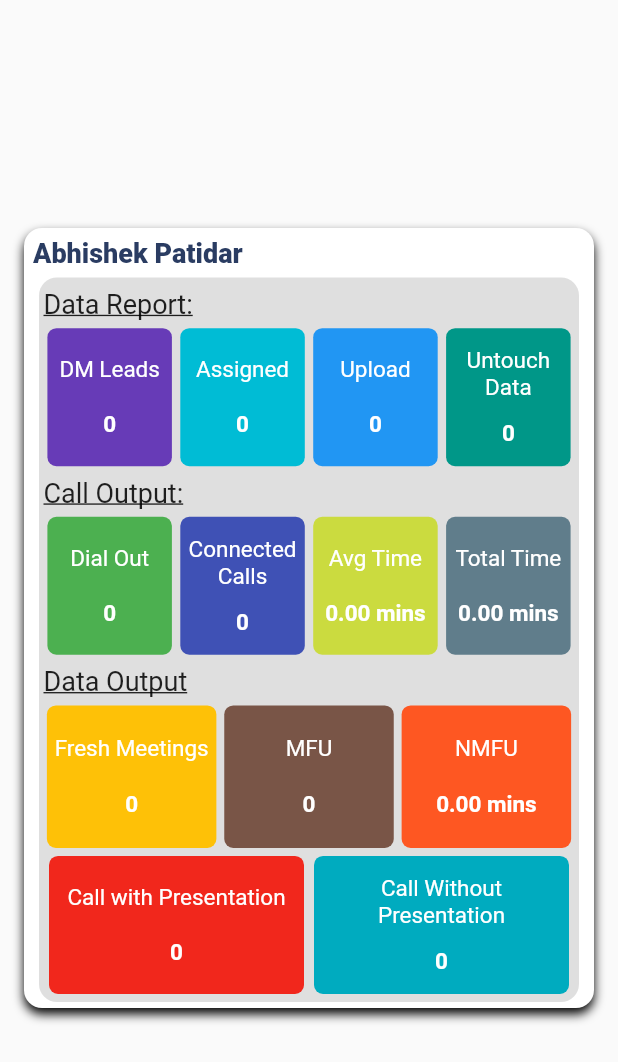
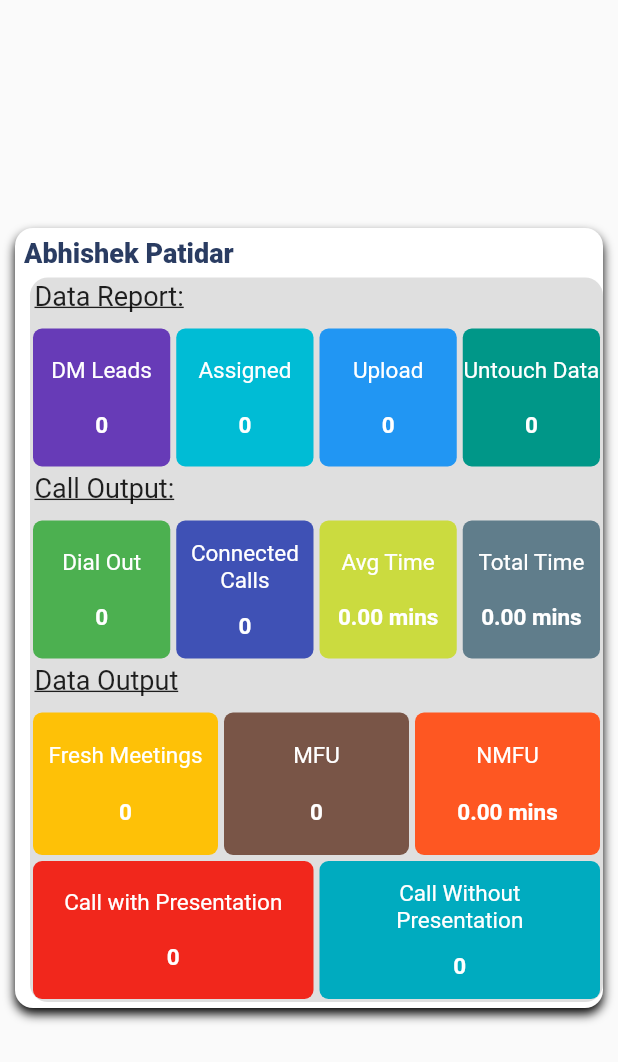
Before and after one commit to Awaizkazi/shopx, a Flutter app: the screen it shows after launch, on a phone screen of 412 x 824 dp. Shown: the top 1062 px of the screen. Run offline on Flutter 3.47's test engine with Material 2 defaults, Android fonts, the phone set to English and light mode, and no system bars; our stand-ins replace get, responsive_framework.

Commit message:
App responsive using wrap with Expanded widget

```diff
--- a/lib/GETX/report_card.dart
+++ b/lib/GETX/report_card_container.dart
@@ -1,8 +1,7 @@
-
 import 'package:flutter/material.dart';
 
-class Ex extends StatelessWidget {
-  const Ex({super.key});
+class ReportCardContainer extends StatelessWidget {
+  const ReportCardContainer({super.key});
 
   @override
   Widget build(BuildContext context) {
@@ -10,19 +9,21 @@ class Ex extends StatelessWidget {
       child: Scaffold(
         body: Center(
           child: Container(
-            width: 380,
+            margin: EdgeInsets.all(10),
+            width: double.infinity,
             height: 520,
             decoration: BoxDecoration(
               borderRadius: BorderRadius.circular(12),
               color: Colors.white,
               boxShadow: [
                 BoxShadow(
-                    color: Colors.black, blurRadius: 5.0, offset: Offset(0, 4)),
+                    color: Colors.black,
+                    blurRadius: 5.0,
+                    offset: Offset(0, 4)),
               ],
             ),
             child: Column(
               crossAxisAlignment: CrossAxisAlignment.start,
-              // mainAxisAlignment: MainAxisAlignment.spaceEvenly,
               children: [
                 Padding(
                   padding: const EdgeInsets.all(6.0),
@@ -40,7 +41,7 @@ class Ex extends StatelessWidget {
                     left: 10,
                   ),
                   child: Container(
-                    width: 360,
+                    width: double.infinity,
                     height: 483,
                     decoration: BoxDecoration(
                       borderRadius: BorderRadius.circular(12),
@@ -182,11 +183,14 @@ class Ex extends StatelessWidget {
       cardTextColor,
       cardWidth,
       cardheight}) {
-    return Container(
+    return Expanded(
+      child: Container(
+        margin: EdgeInsets.all(2),
         width: cardWidth,
         height: cardheight,
         decoration: BoxDecoration(
             color: cardColor, borderRadius: BorderRadius.circular(6)),
+        child: Expanded(
           child: Column(
             mainAxisAlignment: MainAxisAlignment.spaceEvenly,
             children: [
@@ -205,11 +209,14 @@ class Ex extends StatelessWidget {
               ),
             ],
           ),
+        ),
+      ),
     );
   }
 
   Widget ReportMiddleText({reportText}) {
-    return Row(
+    return Expanded(
+      child: Row(
         crossAxisAlignment: CrossAxisAlignment.start,
         children: [
           Padding(
@@ -223,6 +230,7 @@ class Ex extends StatelessWidget {
             ),
           ),
         ],
+      ),
     );
   }
 }
--- a/lib/main.dart
+++ b/lib/main.dart
@@ -1,5 +1,6 @@
 import 'package:flutter/material.dart';
 import 'package:get/get.dart';
+import 'package:responsive_framework/responsive_framework.dart';
 import 'package:shopx/GETX/bottom_sheet.dart';
 import 'package:shopx/GETX/calling_api.dart';
 import 'package:shopx/GETX/route_naviagtion.dart';
@@ -7,8 +8,9 @@ import 'GETX/counter.dart';
 import 'GETX/dialog_box.dart';
 import 'GETX/named_navigate.dart';
 import 'GETX/observable.dart';
-import 'GETX/report_card.dart';
+import 'GETX/report_card_container.dart';
 import 'GETX/team_report.dart';
+import 'Practice/practice1.dart';
 import 'home_page.dart';
 
 void main() {
@@ -21,13 +23,24 @@ class MyApp1 extends StatelessWidget {
   @override
   Widget build(BuildContext context) {
     return MaterialApp(
+      builder: (context, Widget) => ResponsiveWrapper.builder(
+        ClampingScrollWrapper.builder(context, Widget!),
+        breakpoints: [
+          ResponsiveBreakpoint.resize(230, name: MOBILE),
+          ResponsiveBreakpoint.autoScale(600, name: TABLET),
+          ResponsiveBreakpoint.resize(900, name: DESKTOP),
+          ResponsiveBreakpoint.autoScale(1400, name: 'XL'),
+          ResponsiveBreakpoint.resize(2300, name: '2K'),
+          ResponsiveBreakpoint.autoScale(2600, name: '4K'),
+        ],
+      ),
       debugShowCheckedModeBanner: false,
       title: 'Flutter Demo',
       theme: ThemeData(
         primarySwatch: Colors.blue,
         visualDensity: VisualDensity.adaptivePlatformDensity,
       ),
-      home: Ex(),
+      home: ReportCardContainer(),
     );
   }
 }
--- a/pubspec.yaml
+++ b/pubspec.yaml
@@ -35,6 +35,7 @@ dependencies:
   flutter_staggered_grid_view: ^0.6.2
   get: ^4.6.5
   http: ^0.13.5
+  responsive_framework: ^0.2.0
 
 dev_dependencies:
   flutter_lints: ^2.0.0
```
Also changed, not shown: lib/Practice/practice1.dart (added, +51 -0 lines), pubspec.lock. Lines whose indentation alone changed are shown as unchanged.
